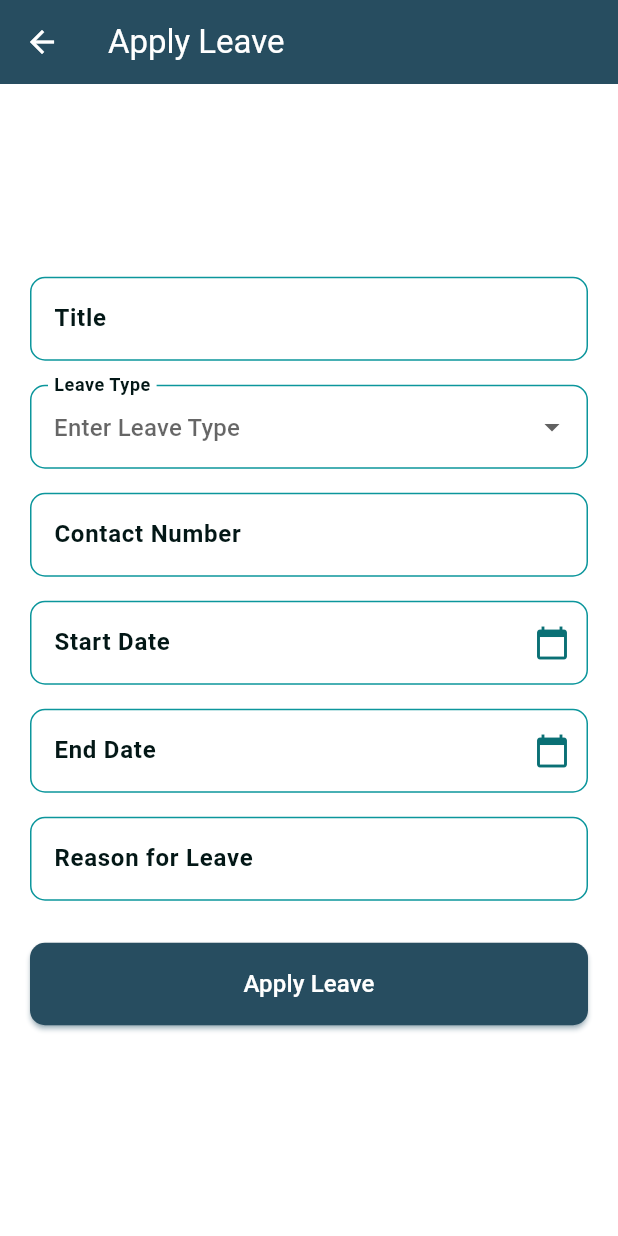
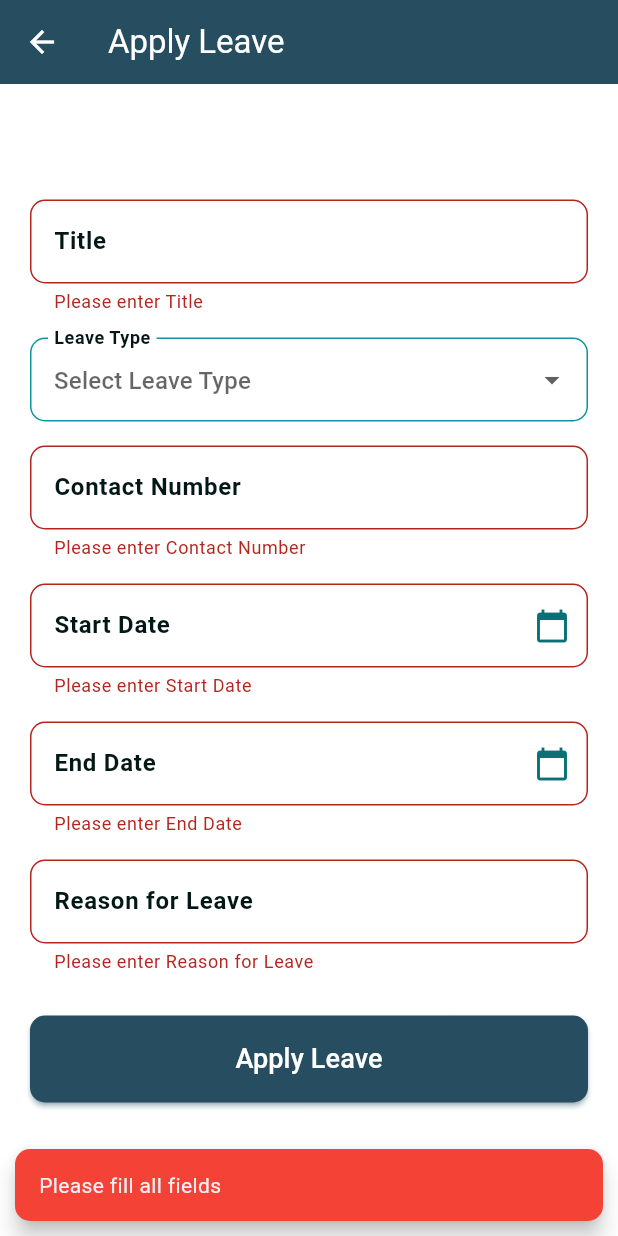
Before and after one commit to noura2tarek/gps-attendance-system, a Flutter app: the ApplyLeaveScreen screen opened by its route, after a tap on "Apply Leave", on a phone screen of 412 x 824 dp. Run offline on Flutter 3.47's test engine with Material 3 defaults, Android fonts, the phone set to English and light mode, and no system bars; our stand-ins replace bloc, calendar_timeline, cloud_firestore, equatable, firebase_auth, firebase_core and 5 more; accounts and stored records are empty; generated files the repository leaves out were written again.

Commit message:
Merge request leave logic & edit auth

```diff
--- a/lib/blocs/auth/auth_states.dart
+++ b/lib/blocs/auth/auth_states.dart
@@ -11,9 +11,9 @@ class AuthInitial extends AuthStates {}
 class AuthLoading extends AuthStates {}
 
 class Authenticated extends AuthStates {
-  Authenticated(this.userId);
-
+  Authenticated({required this.userId, this.userRole});
   final String userId;
+  final Role? userRole;
 
   @override
   List<Object?> get props => [userId];
--- /dev/null
+++ b/lib/core/models/leave_model.dart
@@ -0,0 +1,53 @@
+import 'package:cloud_firestore/cloud_firestore.dart';
+
+class LeaveModel {
+  LeaveModel({
+    required this.title,
+    required this.leaveType,
+    required this.contactNumber,
+    required this.startDate,
+    required this.endDate,
+    required this.reason,
+    required this.userId,
+    required this.status,
+  });
+
+  factory LeaveModel.fromMap(Map<String, dynamic> map, String documentId) {
+    return LeaveModel(
+      title: map['title']?.toString() ?? '',
+      leaveType: map['leaveType']?.toString() ?? '',
+      contactNumber: map['contactNumber']?.toString() ?? '',
+      startDate: (map['startDate'] is Timestamp)
+          ? map['startDate'] as Timestamp
+          : Timestamp.now(),
+      endDate: (map['endDate'] is Timestamp)
+          ? map['endDate'] as Timestamp
+          : Timestamp.now(),
+      reason: map['reason']?.toString() ?? '',
+      userId: map['userId']?.toString() ?? '',
+      status: map['status']?.toString() ?? '',
+    );
+  }
+
+  String title;
+  String leaveType;
+  String contactNumber;
+  Timestamp startDate;
+  Timestamp endDate;
+  String reason;
+  String userId;
+  String status; // pending, approved, rejected
+
+  Map<String, dynamic> toMap() {
+    return {
+      'title': title,
+      'leaveType': leaveType,
+      'contactNumber': contactNumber,
+      'startDate': startDate,
+      'endDate': endDate,
+      'reason': reason,
+      'userId': userId,
+      'status': status,
+    };
+  }
+}
--- /dev/null
+++ b/lib/core/services/leave_service.dart
@@ -0,0 +1,29 @@
+import 'package:cloud_firestore/cloud_firestore.dart';
+import 'package:gps_attendance_system/core/models/leave_model.dart';
+
+class LeaveService {
+  static final FirebaseFirestore _firestore = FirebaseFirestore.instance;
+
+  // Future<void> applyLeave(LeaveModel leave) async {
+  //   try {
+  //     await _firestore
+  //         .collection('users')
+  //         .doc(leave.userId)
+  //         .collection('leaves')
+  //         .doc(leave.id)
+  //         .set(leave.toMap());
+  //     print("Leave Applied Successfully");
+  //   } catch (e) {
+  //     print("Error applying leave: $e");
+  //   }
+  // }
+  static Future<void> applyLeave(LeaveModel leave) async {
+    final userId = leave.userId;
+    try {
+      await _firestore.collection('leaves').doc(userId).set(leave.toMap());
+      print('Leave Applied Successfully');
+    } catch (e) {
+      print('Error applying leave: $e');
+    }
+  }
+}
--- a/lib/presentation/screens/leaves/request_leave_Page.dart
+++ b/lib/presentation/screens/leaves/request_leave_Page.dart
@@ -1,6 +1,12 @@
+import 'package:cloud_firestore/cloud_firestore.dart';
+import 'package:firebase_auth/firebase_auth.dart';
 import 'package:flutter/material.dart';
+import 'package:gps_attendance_system/core/models/leave_model.dart';
+import 'package:gps_attendance_system/core/services/leave_service.dart';
 import 'package:gps_attendance_system/core/themes/app_colors.dart';
 import 'package:gps_attendance_system/presentation/screens/admin_dashboard/widgets/custom_text_field.dart';
+import 'package:gps_attendance_system/presentation/screens/leaves/widgets/custom_button.dart';
+import 'package:gps_attendance_system/presentation/widgets/snakbar_widget.dart';
 import 'package:intl/intl.dart';
 
 class ApplyLeaveScreen extends StatefulWidget {
@@ -11,6 +17,7 @@ class ApplyLeaveScreen extends StatefulWidget {
 }
 
 class _ApplyLeaveScreenState extends State<ApplyLeaveScreen> {
+  final _formKey = GlobalKey<FormState>();
   final TextEditingController titleController = TextEditingController();
   final TextEditingController contactController = TextEditingController();
   final TextEditingController startDateController = TextEditingController();
@@ -18,6 +25,7 @@ class _ApplyLeaveScreenState extends State<ApplyLeaveScreen> {
   final TextEditingController reasonController = TextEditingController();
   String? selectedLeaveType;
 
+  //--- Select Date Method ----//
   Future<void> _selectDate(
       BuildContext context, TextEditingController controller) async {
     DateTime? picked = await showDatePicker(
@@ -33,13 +41,64 @@ class _ApplyLeaveScreenState extends State<ApplyLeaveScreen> {
     }
   }
 
+  //--- Apply Leave Method ----//
+  Future<void> _applyLeave() async {
+    String? userId = FirebaseAuth.instance.currentUser?.uid;
+    if (_formKey.currentState!.validate() && selectedLeaveType != null) {
+      try {
+        // var uuid = Uuid().v4();
+        // Create a leave model
+        LeaveModel leaveModel = LeaveModel(
+          title: titleController.text,
+          leaveType: selectedLeaveType!,
+          contactNumber: contactController.text,
+          status: 'Pending',
+          startDate:
+              Timestamp.fromDate(DateTime.parse(startDateController.text)),
+          endDate: Timestamp.fromDate(DateTime.parse(endDateController.text)),
+          reason: reasonController.text,
+          userId: userId ?? 'unknown',
+        );
+        // Save the leave to the database
+        await LeaveService.applyLeave(leaveModel);
+        CustomSnackBar.show(
+          context,
+          'Leave applied successfully!',
+          color: chooseSnackBarColor(ToastStates.SUCCESS),
+        );
+        titleController.clear();
+        contactController.clear();
+        startDateController.clear();
+        endDateController.clear();
+        reasonController.clear();
+        setState(() {
+          selectedLeaveType = null;
+        });
+      } catch (e) {
+        CustomSnackBar.show(
+          context,
+          'Error: ${e.toString()}',
+          color: chooseSnackBarColor(ToastStates.ERROR),
+        );
+      }
+    } else {
+      CustomSnackBar.show(
+        context,
+        'Please fill all fields',
+        color: chooseSnackBarColor(ToastStates.ERROR),
+      );
+    }
+  }
+
   @override
   Widget build(BuildContext context) {
     return Scaffold(
       backgroundColor: AppColors.whiteColor,
       appBar: AppBar(
-        title: const Text('Apply Leave',
-            style: TextStyle(color: AppColors.whiteColor)),
+        title: const Text(
+          'Apply Leave',
+          style: TextStyle(color: AppColors.whiteColor),
+        ),
         backgroundColor: AppColors.primary,
         elevation: 0,
         leading: IconButton(
@@ -51,6 +110,8 @@ class _ApplyLeaveScreenState extends State<ApplyLeaveScreen> {
         padding: const EdgeInsets.symmetric(horizontal: 20),
         child: Center(
           child: SingleChildScrollView(
+            child: Form(
+              key: _formKey,
               child: Column(
                 children: [
                   CustomTextFormField(
@@ -60,12 +121,12 @@ class _ApplyLeaveScreenState extends State<ApplyLeaveScreen> {
                   ),
                   CustomTextFormField(
                     labelText: 'Leave Type',
-                  hintText: 'Enter Leave Type',
+                    hintText: 'Select Leave Type',
                     isDropdown: true,
                     dropdownItems: const [
                       'Sick Leave',
                       'Casual Leave',
-                    'Annual Leave'
+                      'Annual Leave',
                     ],
                     onChanged: (value) =>
                         setState(() => selectedLeaveType = value),
@@ -78,42 +139,30 @@ class _ApplyLeaveScreenState extends State<ApplyLeaveScreen> {
                   ),
                   CustomTextFormField(
                     labelText: 'Start Date',
-                  hintText: 'Enter Start Date',
+                    hintText: 'Select Start Date',
                     controller: startDateController,
                     isDateField: true,
                     onDateTap: () => _selectDate(context, startDateController),
                   ),
                   CustomTextFormField(
                     labelText: 'End Date',
-                  hintText: 'Enter End Date',
+                    hintText: 'Select End Date',
                     controller: endDateController,
                     isDateField: true,
                     onDateTap: () => _selectDate(context, endDateController),
                   ),
                   CustomTextFormField(
                     labelText: 'Reason for Leave',
-                  hintText: 'Enter Reason for Leave',
+                    hintText: 'Enter Reason',
                     controller: reasonController,
                   ),
                   const SizedBox(height: 20),
+                  //--- Apply Leave Button ----//
                   SizedBox(
                     width: double.infinity,
-                  child: ElevatedButton(
-                    onPressed: () {},
-                    style: ElevatedButton.styleFrom(
-                      backgroundColor: AppColors.primary,
-                      padding: const EdgeInsets.symmetric(vertical: 16),
-                      shape: RoundedRectangleBorder(
-                        borderRadius: BorderRadius.circular(10),
-                      ),
-                    ),
-                    child: const Text(
-                      'Apply Leave',
-                      style: TextStyle(
-                        fontSize: 16,
-                        color: AppColors.whiteColor,
-                      ),
-                    ),
+                    child: CustomButton(
+                      text: 'Apply Leave',
+                      onPressed: _applyLeave,
                     ),
                   ),
                   const SizedBox(height: 20),
@@ -122,6 +171,7 @@ class _ApplyLeaveScreenState extends State<ApplyLeaveScreen> {
             ),
           ),
         ),
+      ),
     );
   }
 }
--- a/lib/presentation/screens/leaves/widgets/custom_button.dart
+++ b/lib/presentation/screens/leaves/widgets/custom_button.dart
@@ -1,12 +1,15 @@
 import 'package:flutter/material.dart';
+import 'package:gps_attendance_system/core/themes/app_colors.dart';
 
 class CustomButton extends StatelessWidget {
+  const CustomButton({
+    required this.text,
+    required this.onPressed,
+    super.key,
+    this.backgroundColor = AppColors.primary,
+    this.opacity = 0.8,
+  });
 
-  const CustomButton({
-    required this.text, required this.onPressed, Key? key,
-    this.backgroundColor = Colors.blueAccent,
-    this.opacity = 0.8,
-  }) : super(key: key);
   final String text;
   final VoidCallback onPressed;
   final Color backgroundColor;
@@ -17,18 +20,18 @@ class CustomButton extends StatelessWidget {
     return ElevatedButton(
       onPressed: onPressed,
       style: ElevatedButton.styleFrom(
-        backgroundColor: backgroundColor.withValues(alpha: opacity),
+        backgroundColor: backgroundColor,
         padding: const EdgeInsets.symmetric(vertical: 16),
         shape: RoundedRectangleBorder(
-          borderRadius: BorderRadius.circular(8),
+          borderRadius: BorderRadius.circular(10),
         ),
       ),
       child: Text(
         text,
         style: const TextStyle(
           fontSize: 18,
-          fontWeight: FontWeight.bold,
-          color: Colors.black,
+          //fontWeight: FontWeight.bold,
+          color: AppColors.whiteColor,
         ),
       ),
     );
```
Also changed, not shown: lib/blocs/auth/auth_cubit.dart (+14 -9 lines), lib/presentation/screens/auth/login_page.dart (+3 -20 lines), lib/presentation/screens/leaves/leaves_page.dart (+3 -5 lines), 1 other file. Lines whose indentation alone changed are shown as unchanged.
